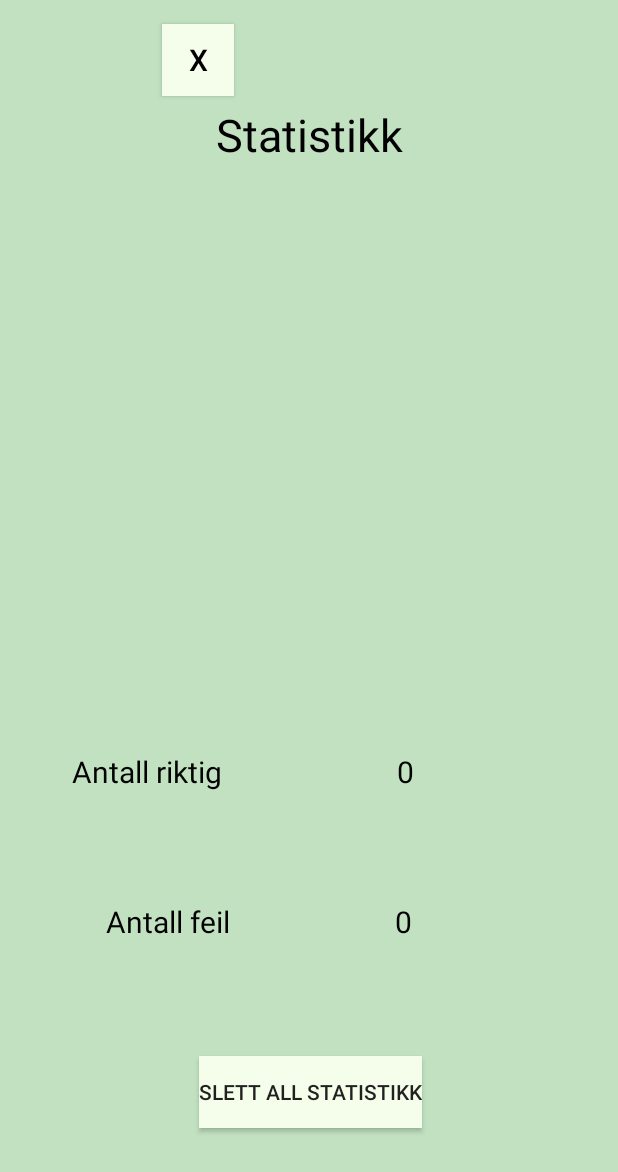
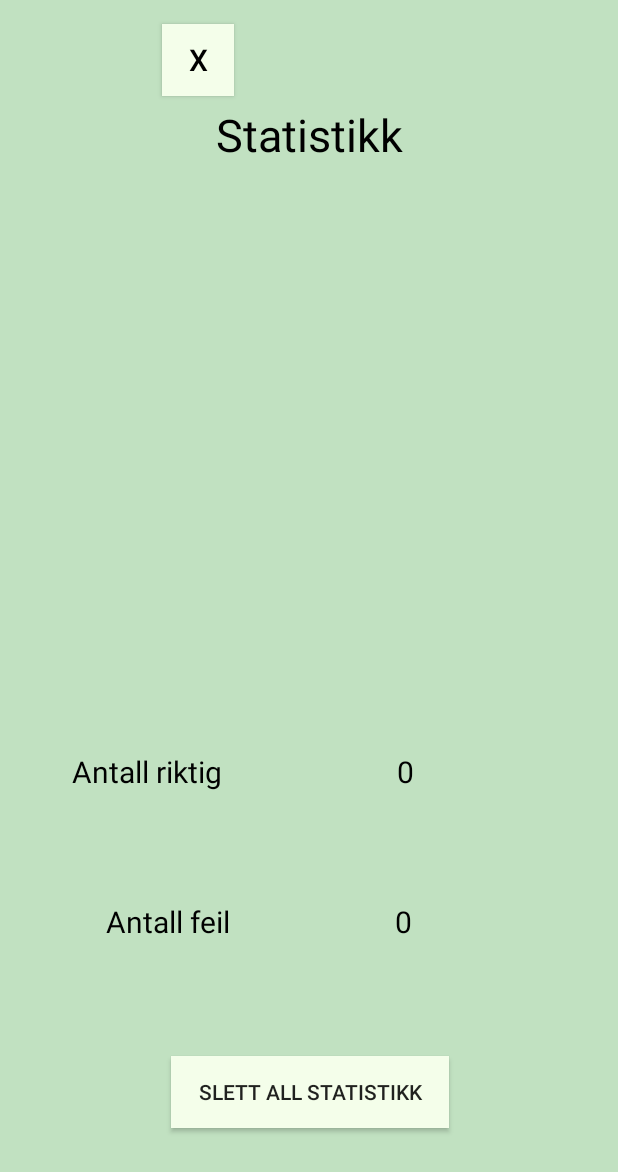
Before and after one commit to jorkop/Mappe1App, an Android app: the Statistikk screen opened directly, with no data from a screen before it, on a phone screen of 412 x 824 dp. Shown: the top 1172 px of the screen. Run offline under Robolectric (Android 15) with nearby library versions, the phone set to English and light mode, and no system bars.

Commit message:
Større slett stat knapp

```diff
--- a/app/src/main/res/layout-land/statistikk.xml
+++ b/app/src/main/res/layout-land/statistikk.xml
@@ -13,7 +13,7 @@
         android:layout_width="48dp"
         android:layout_height="48dp"
         android:layout_marginTop="12dp"
-        android:layout_marginRight="460dp"
+        android:layout_marginEnd="460dp"
         android:background="@color/dusgrønn"
         android:onClick="tilMeny"
         android:text="X"
@@ -87,8 +87,8 @@
 
     <Button
         android:id="@+id/slettstat"
-        android:layout_width="wrap_content"
-        android:layout_height="wrap_content"
+        android:layout_width="185dp"
+        android:layout_height="48dp"
         android:layout_marginBottom="40dp"
         android:text="@string/slettstat"
         android:background="@color/dusgrønn"
--- a/app/src/main/res/layout/statistikk.xml
+++ b/app/src/main/res/layout/statistikk.xml
@@ -13,7 +13,7 @@
         android:layout_width="48dp"
         android:layout_height="48dp"
         android:layout_marginTop="16dp"
-        android:layout_marginRight="256dp"
+        android:layout_marginEnd="256dp"
         android:onClick="tilMeny"
         android:text="X"
         android:textColor="@color/black"
@@ -87,11 +87,11 @@
 
     <Button
         android:id="@+id/slettstat"
-        android:layout_width="wrap_content"
-        android:layout_height="wrap_content"
+        android:layout_width="185dp"
+        android:layout_height="48dp"
         android:layout_marginBottom="72dp"
+        android:background="@color/dusgrønn"
         android:text="@string/slettstat"
-        android:background="@color/dusgrønn"
         app:layout_constraintBottom_toBottomOf="parent"
         app:layout_constraintHorizontal_bias="0.503"
         app:layout_constraintLeft_toLeftOf="parent"
```
